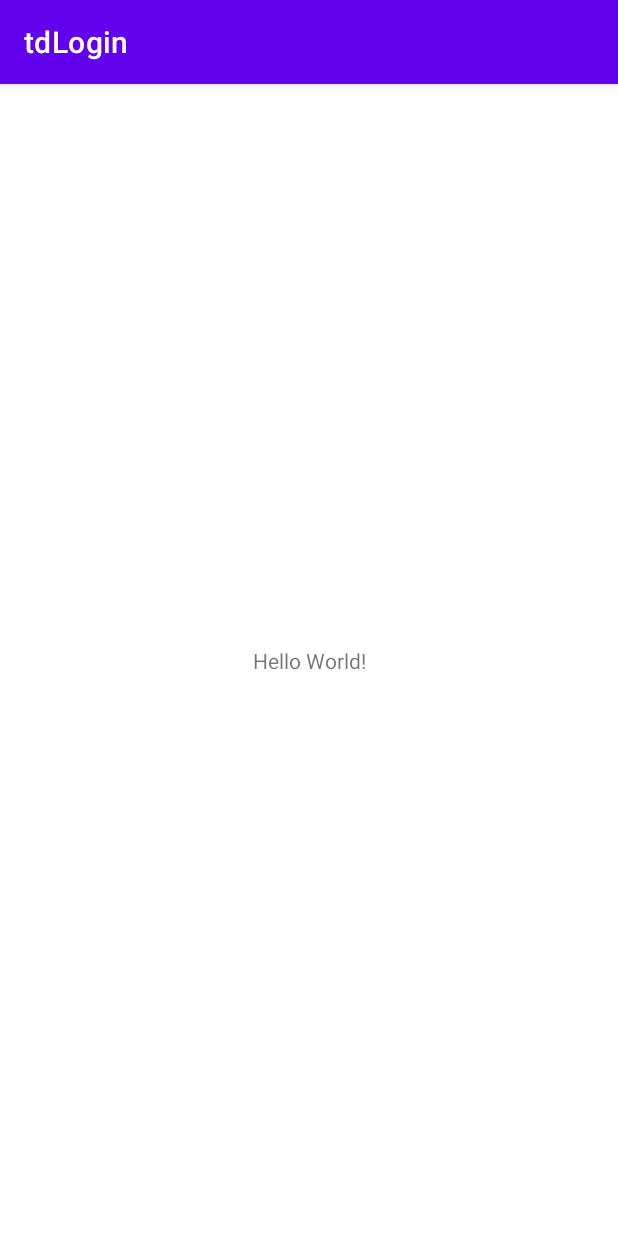
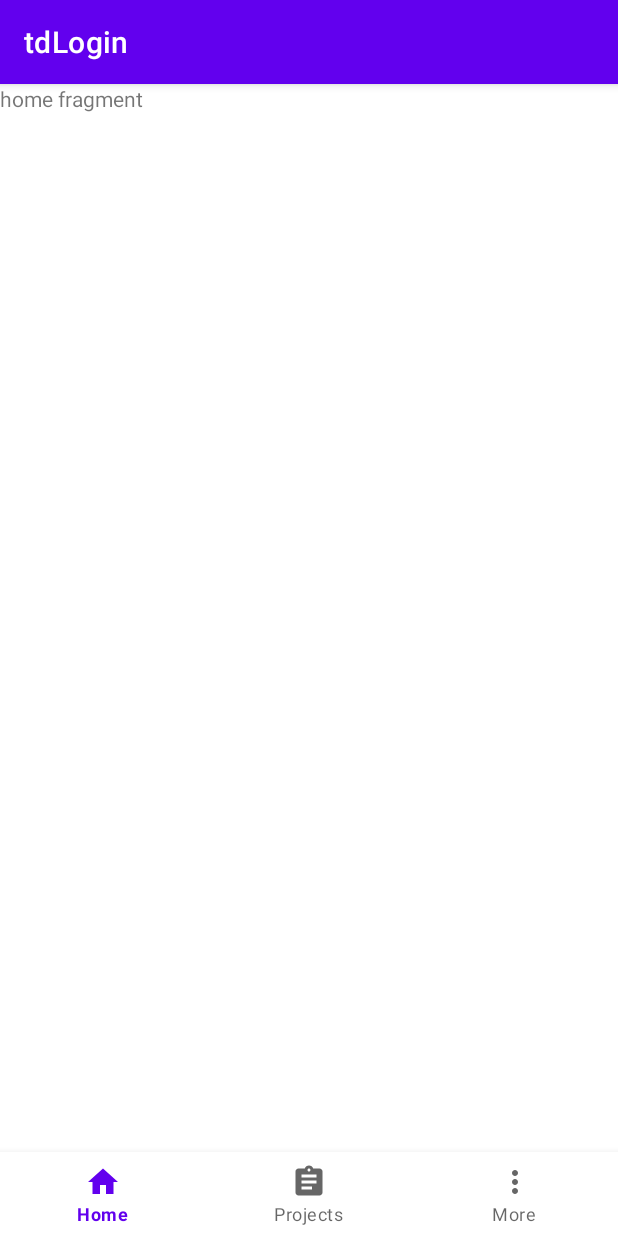
Before and after one commit to AlistairM13/DummyE2EAndroid, an Android app: the MainActivity screen opened directly, with no data from a screen before it, on a phone screen of 412 x 824 dp. Run offline under Robolectric (Android 15) with nearby library versions, the phone set to English and light mode, and no system bars; our stand-ins replace navigation-ui.

Commit message:
login leads to the main view with the bottom navigation bar, next step , filling them

```diff
--- a/app/build.gradle
+++ b/app/build.gradle
@@ -41,6 +41,8 @@ dependencies {
     implementation 'androidx.appcompat:appcompat:1.5.1'
     implementation 'com.google.android.material:material:1.7.0'
     implementation 'androidx.constraintlayout:constraintlayout:2.1.4'
+    implementation "androidx.navigation:navigation-fragment:2.5.3"
+    implementation "androidx.navigation:navigation-ui:2.5.3"
     testImplementation 'junit:junit:4.13.2'
     androidTestImplementation 'androidx.test.ext:junit:1.1.3'
     androidTestImplementation 'androidx.test.espresso:espresso-core:3.4.0'
--- a/app/src/main/AndroidManifest.xml
+++ b/app/src/main/AndroidManifest.xml
@@ -38,6 +38,7 @@
         <activity
             android:name=".MainActivity"
             android:exported="false">
+
             <meta-data
                 android:name="android.app.lib_name"
                 android:value="" />
--- a/app/src/main/java/com/alistair/tdlogin/MainActivity.kt
+++ b/app/src/main/java/com/alistair/tdlogin/MainActivity.kt
@@ -2,10 +2,20 @@ package com.alistair.tdlogin
 
 import androidx.appcompat.app.AppCompatActivity
 import android.os.Bundle
+import androidx.navigation.Navigation
+import androidx.navigation.fragment.NavHostFragment
+import androidx.navigation.ui.NavigationUI
+import androidx.navigation.ui.setupWithNavController
+import com.google.android.material.bottomnavigation.BottomNavigationView
 
 class MainActivity : AppCompatActivity() {
     override fun onCreate(savedInstanceState: Bundle?) {
         super.onCreate(savedInstanceState)
         setContentView(R.layout.activity_main)
+
+        val navHostFragment = supportFragmentManager.findFragmentById(R.id.navHostFragment) as NavHostFragment
+        val navController = navHostFragment.navController
+        findViewById<BottomNavigationView>(R.id.bottomNavigationView)
+            .setupWithNavController(navController)
     }
 }
--- /dev/null
+++ b/app/src/main/java/com/alistair/tdlogin/ui/HomeFragment.kt
@@ -0,0 +1,25 @@
+package com.alistair.tdlogin.ui
+
+import android.os.Bundle
+import androidx.fragment.app.Fragment
+import android.view.LayoutInflater
+import android.view.View
+import android.view.ViewGroup
+import com.alistair.tdlogin.R
+
+class HomeFragment : Fragment() {
+
+    override fun onCreate(savedInstanceState: Bundle?) {
+        super.onCreate(savedInstanceState)
+
+    }
+
+    override fun onCreateView(
+        inflater: LayoutInflater, container: ViewGroup?,
+        savedInstanceState: Bundle?,
+    ): View? {
+        // Inflate the layout for this fragment
+        return inflater.inflate(R.layout.fragment_home, container, false)
+    }
+
+}
--- /dev/null
+++ b/app/src/main/res/drawable/ic_home.xml
@@ -0,0 +1,5 @@
+<vector android:height="24dp" android:tint="#000000"
+    android:viewportHeight="24" android:viewportWidth="24"
+    android:width="24dp" xmlns:android="http://schemas.android.com/apk/res/android">
+    <path android:fillColor="@android:color/white" android:pathData="M10,20v-6h4v6h5v-8h3L12,3 2,12h3v8z"/>
+</vector>
--- /dev/null
+++ b/app/src/main/res/drawable/ic_more.xml
@@ -0,0 +1,5 @@
+<vector android:height="24dp" android:tint="#000000"
+    android:viewportHeight="24" android:viewportWidth="24"
+    android:width="24dp" xmlns:android="http://schemas.android.com/apk/res/android">
+    <path android:fillColor="@android:color/white" android:pathData="M12,8c1.1,0 2,-0.9 2,-2s-0.9,-2 -2,-2 -2,0.9 -2,2 0.9,2 2,2zM12,10c-1.1,0 -2,0.9 -2,2s0.9,2 2,2 2,-0.9 2,-2 -0.9,-2 -2,-2zM12,16c-1.1,0 -2,0.9 -2,2s0.9,2 2,2 2,-0.9 2,-2 -0.9,-2 -2,-2z"/>
+</vector>
--- /dev/null
+++ b/app/src/main/res/drawable/ic_project.xml
@@ -0,0 +1,5 @@
+<vector android:autoMirrored="true" android:height="24dp"
+    android:tint="#000000" android:viewportHeight="24"
+    android:viewportWidth="24" android:width="24dp" xmlns:android="http://schemas.android.com/apk/res/android">
+    <path android:fillColor="@android:color/white" android:pathData="M19,3h-4.18C14.4,1.84 13.3,1 12,1c-1.3,0 -2.4,0.84 -2.82,2L5,3c-1.1,0 -2,0.9 -2,2v14c0,1.1 0.9,2 2,2h14c1.1,0 2,-0.9 2,-2L21,5c0,-1.1 -0.9,-2 -2,-2zM12,3c0.55,0 1,0.45 1,1s-0.45,1 -1,1 -1,-0.45 -1,-1 0.45,-1 1,-1zM14,17L7,17v-2h7v2zM17,13L7,13v-2h10v2zM17,9L7,9L7,7h10v2z"/>
+</vector>
--- a/app/src/main/res/layout/activity_main.xml
+++ b/app/src/main/res/layout/activity_main.xml
@@ -6,13 +6,25 @@
     android:layout_height="match_parent"
     tools:context=".MainActivity">
 
-    <TextView
-        android:layout_width="wrap_content"
+
+    <androidx.fragment.app.FragmentContainerView
+        android:id="@+id/navHostFragment"
+        android:name="androidx.navigation.fragment.NavHostFragment"
+        android:layout_width="0dp"
+        android:layout_height="0dp"
+        app:defaultNavHost="true"
+        app:layout_constraintBottom_toTopOf="@+id/bottomNavigationView"
+        app:layout_constraintEnd_toEndOf="parent"
+        app:layout_constraintStart_toStartOf="parent"
+        app:layout_constraintTop_toTopOf="parent"
+        app:navGraph="@navigation/nav_graph" />
+
+    <com.google.android.material.bottomnavigation.BottomNavigationView
+        android:id="@+id/bottomNavigationView"
+        android:layout_width="0dp"
         android:layout_height="wrap_content"
-        android:text="Hello World!"
         app:layout_constraintBottom_toBottomOf="parent"
         app:layout_constraintEnd_toEndOf="parent"
         app:layout_constraintStart_toStartOf="parent"
-        app:layout_constraintTop_toTopOf="parent" />
-
+        app:menu="@menu/bottom_navigation_menu"/>
 </androidx.constraintlayout.widget.ConstraintLayout>
--- /dev/null
+++ b/app/src/main/res/layout/fragment_home.xml
@@ -0,0 +1,14 @@
+<?xml version="1.0" encoding="utf-8"?>
+<FrameLayout xmlns:android="http://schemas.android.com/apk/res/android"
+    xmlns:tools="http://schemas.android.com/tools"
+    android:layout_width="match_parent"
+    android:layout_height="match_parent"
+    tools:context=".ui.HomeFragment">
+
+    <!-- TODO: Update blank fragment layout -->
+    <TextView
+        android:layout_width="match_parent"
+        android:layout_height="match_parent"
+        android:text="home fragment" />
+
+</FrameLayout>
--- /dev/null
+++ b/app/src/main/res/menu/bottom_navigation_menu.xml
@@ -0,0 +1,16 @@
+<?xml version="1.0" encoding="utf-8"?>
+<menu xmlns:android="http://schemas.android.com/apk/res/android">
+
+    <item
+        android:id="@+id/homeFragment"
+        android:icon="@drawable/ic_home"
+        android:title="Home" />
+    <item
+        android:id="@+id/projectsFragment"
+        android:icon="@drawable/ic_project"
+        android:title="Projects" />
+    <item
+        android:id="@+id/moreFragment"
+        android:icon="@drawable/ic_more"
+        android:title="More" />
+</menu>
--- /dev/null
+++ b/app/src/main/res/navigation/nav_graph.xml
@@ -0,0 +1,23 @@
+<?xml version="1.0" encoding="utf-8"?>
+<navigation xmlns:android="http://schemas.android.com/apk/res/android"
+    xmlns:app="http://schemas.android.com/apk/res-auto"
+    xmlns:tools="http://schemas.android.com/tools"
+    android:id="@+id/nav_graph"
+    app:startDestination="@id/homeFragment">
+
+    <fragment
+        android:id="@+id/homeFragment"
+        android:name="com.alistair.tdlogin.ui.HomeFragment"
+        android:label="fragment_home"
+        tools:layout="@layout/fragment_home" />
+    <fragment
+        android:id="@+id/projectsFragment"
+        android:name="com.alistair.tdlogin.ui.ProjectsFragment"
+        android:label="fragment_projects"
+        tools:layout="@layout/fragment_projects" />
+    <fragment
+        android:id="@+id/moreFragment"
+        android:name="com.alistair.tdlogin.ui.MoreFragment"
+        android:label="fragment_more"
+        tools:layout="@layout/fragment_more" />
+</navigation>
--- a/app/src/main/res/values/strings.xml
+++ b/app/src/main/res/values/strings.xml
@@ -1,3 +1,5 @@
 <resources>
     <string name="app_name">tdLogin</string>
+    <!-- TODO: Remove or change this placeholder text -->
+    <string name="hello_blank_fragment">Hello blank fragment</string>
 </resources>
```
Also changed, not shown: app/src/main/java/com/alistair/tdlogin/ui/MoreFragment.kt (added, +60 -0 lines), app/src/main/java/com/alistair/tdlogin/ui/ProjectsFragment.kt (added, +60 -0 lines), app/src/main/res/layout/fragment_more.xml (added, +14 -0 lines), app/src/main/res/layout/fragment_projects.xml (added, +14 -0 lines).
